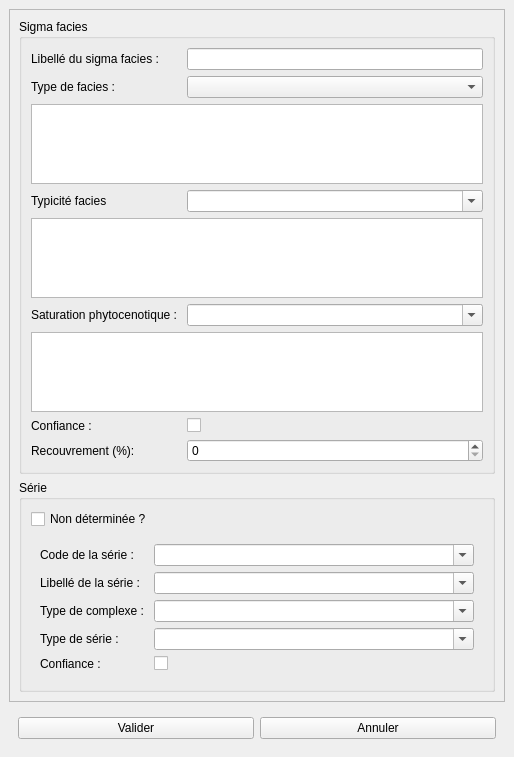
This is src/ui/form_sigmaf.ui in IGNF/saisie_carhab as Qt 5 draws it before an edit. The edited form follows.
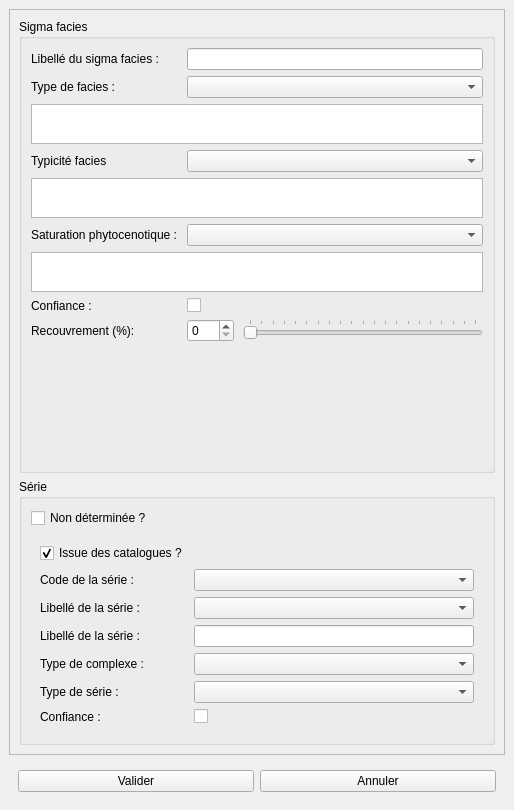
This is the edited form.

Commit message: ticket 205 : ne pas afficher de msg d'avertissement si pas de modifs effectuées, ticket 204 : renseignement de série non issues de catalogues, modification de widgets de formulaire

```diff
--- a/src/ui/form_sigmaf.ui
+++ b/src/ui/form_sigmaf.ui
@@ -7,7 +7,7 @@
     <x>0</x>
     <y>0</y>
     <width>514</width>
-    <height>757</height>
+    <height>810</height>
    </rect>
   </property>
   <property name="windowTitle">
@@ -26,7 +26,7 @@
          <x>0</x>
          <y>0</y>
          <width>494</width>
-         <height>668</height>
+         <height>721</height>
         </rect>
        </property>
        <layout class="QVBoxLayout" name="verticalLayout">
@@ -67,7 +67,38 @@
             </widget>
            </item>
            <item row="2" column="0" colspan="2">
-            <widget class="QTextEdit" name="rmq_typ_fa"/>
+            <widget class="QTextEdit" name="rmq_typ_fa">
+             <property name="sizePolicy">
+              <sizepolicy hsizetype="Expanding" vsizetype="Expanding">
+               <horstretch>0</horstretch>
+               <verstretch>0</verstretch>
+              </sizepolicy>
+             </property>
+             <property name="minimumSize">
+              <size>
+               <width>0</width>
+               <height>0</height>
+              </size>
+             </property>
+             <property name="maximumSize">
+              <size>
+               <width>16777215</width>
+               <height>40</height>
+              </size>
+             </property>
+             <property name="tabChangesFocus">
+              <bool>true</bool>
+             </property>
+             <property name="lineWrapMode">
+              <enum>QTextEdit::WidgetWidth</enum>
+             </property>
+             <property name="lineWrapColumnOrWidth">
+              <number>1</number>
+             </property>
+             <property name="acceptRichText">
+              <bool>false</bool>
+             </property>
+            </widget>
            </item>
            <item row="3" column="0">
             <widget class="QLabel" name="label_12">
@@ -85,7 +116,7 @@
               </sizepolicy>
              </property>
              <property name="editable">
-              <bool>true</bool>
+              <bool>false</bool>
              </property>
              <property name="sizeAdjustPolicy">
               <enum>QComboBox::AdjustToMinimumContentsLength</enum>
@@ -93,7 +124,38 @@
             </widget>
            </item>
            <item row="4" column="0" colspan="2">
-            <widget class="QTextEdit" name="rmq_typcte"/>
+            <widget class="QTextEdit" name="rmq_typcte">
+             <property name="sizePolicy">
+              <sizepolicy hsizetype="Expanding" vsizetype="Expanding">
+               <horstretch>0</horstretch>
+               <verstretch>0</verstretch>
+              </sizepolicy>
+             </property>
+             <property name="minimumSize">
+              <size>
+               <width>0</width>
+               <height>0</height>
+              </size>
+             </property>
+             <property name="maximumSize">
+              <size>
+               <width>16777215</width>
+               <height>40</height>
+              </size>
+             </property>
+             <property name="tabChangesFocus">
+              <bool>true</bool>
+             </property>
+             <property name="lineWrapMode">
+              <enum>QTextEdit::WidgetWidth</enum>
+             </property>
+             <property name="lineWrapColumnOrWidth">
+              <number>1</number>
+             </property>
+             <property name="acceptRichText">
+              <bool>false</bool>
+             </property>
+            </widget>
            </item>
            <item row="5" column="0">
             <widget class="QLabel" name="label_13">
@@ -111,7 +173,7 @@
               </sizepolicy>
              </property>
              <property name="editable">
-              <bool>true</bool>
+              <bool>false</bool>
              </property>
              <property name="sizeAdjustPolicy">
               <enum>QComboBox::AdjustToMinimumContentsLength</enum>
@@ -119,7 +181,38 @@
             </widget>
            </item>
            <item row="6" column="0" colspan="2">
-            <widget class="QTextEdit" name="rmq_sat_ph"/>
+            <widget class="QTextEdit" name="rmq_sat_ph">
+             <property name="sizePolicy">
+              <sizepolicy hsizetype="Expanding" vsizetype="Expanding">
+               <horstretch>0</horstretch>
+               <verstretch>0</verstretch>
+              </sizepolicy>
+             </property>
+             <property name="minimumSize">
+              <size>
+               <width>0</width>
+               <height>0</height>
+              </size>
+             </property>
+             <property name="maximumSize">
+              <size>
+               <width>16777215</width>
+               <height>40</height>
+              </size>
+             </property>
+             <property name="tabChangesFocus">
+              <bool>true</bool>
+             </property>
+             <property name="lineWrapMode">
+              <enum>QTextEdit::WidgetWidth</enum>
+             </property>
+             <property name="lineWrapColumnOrWidth">
+              <number>1</number>
+             </property>
+             <property name="acceptRichText">
+              <bool>false</bool>
+             </property>
+            </widget>
            </item>
            <item row="7" column="0">
             <widget class="QLabel" name="label_3">
@@ -146,13 +239,59 @@
             </widget>
            </item>
            <item row="9" column="1">
-            <widget class="QSpinBox" name="pct_recouv">
-             <property name="maximum">
-              <number>100</number>
-             </property>
-             <property name="singleStep">
-              <number>5</number>
-             </property>
+            <widget class="QWidget" name="widget_2" native="true">
+             <layout class="QFormLayout" name="formLayout_3">
+              <property name="horizontalSpacing">
+               <number>9</number>
+              </property>
+              <property name="verticalSpacing">
+               <number>0</number>
+              </property>
+              <property name="leftMargin">
+               <number>0</number>
+              </property>
+              <property name="topMargin">
+               <number>0</number>
+              </property>
+              <property name="rightMargin">
+               <number>0</number>
+              </property>
+              <property name="bottomMargin">
+               <number>0</number>
+              </property>
+              <item row="0" column="0">
+               <widget class="QSpinBox" name="pct_recouv">
+                <property name="maximum">
+                 <number>100</number>
+                </property>
+                <property name="singleStep">
+                 <number>5</number>
+                </property>
+               </widget>
+              </item>
+              <item row="0" column="1">
+               <widget class="QSlider" name="horizontalSlider">
+                <property name="maximum">
+                 <number>100</number>
+                </property>
+                <property name="singleStep">
+                 <number>5</number>
+                </property>
+                <property name="pageStep">
+                 <number>5</number>
+                </property>
+                <property name="orientation">
+                 <enum>Qt::Horizontal</enum>
+                </property>
+                <property name="tickPosition">
+                 <enum>QSlider::TicksAbove</enum>
+                </property>
+                <property name="tickInterval">
+                 <number>5</number>
+                </property>
+               </widget>
+              </item>
+             </layout>
             </widget>
            </item>
           </layout>
@@ -178,13 +317,23 @@
             <widget class="QWidget" name="widget_serie" native="true">
              <layout class="QFormLayout" name="formLayout_2">
               <item row="0" column="0">
+               <widget class="QCheckBox" name="serie_cat">
+                <property name="text">
+                 <string>Issue des catalogues ?</string>
+                </property>
+                <property name="checked">
+                 <bool>true</bool>
+                </property>
+               </widget>
+              </item>
+              <item row="1" column="0">
                <widget class="QLabel" name="lb_code_ser">
                 <property name="text">
                  <string>Code de la série :</string>
                 </property>
                </widget>
               </item>
-              <item row="0" column="1">
+              <item row="1" column="1">
                <widget class="QComboBox" name="code_serie">
                 <property name="enabled">
                  <bool>true</bool>
@@ -195,31 +344,11 @@
                   <verstretch>0</verstretch>
                  </sizepolicy>
                 </property>
-                <property name="editable">
-                 <bool>true</bool>
+                <property name="inputMethodHints">
+                 <set>Qt::ImhNone</set>
                 </property>
-                <property name="sizeAdjustPolicy">
-                 <enum>QComboBox::AdjustToMinimumContentsLength</enum>
-                </property>
-               </widget>
-              </item>
-              <item row="1" column="0">
-               <widget class="QLabel" name="label_nom_sf_2">
-                <property name="text">
-                 <string>Libellé de la série :</string>
-                </property>
-               </widget>
-              </item>
-              <item row="1" column="1">
-               <widget class="QComboBox" name="lb_serie">
-                <property name="sizePolicy">
-                 <sizepolicy hsizetype="MinimumExpanding" vsizetype="Fixed">
-                  <horstretch>0</horstretch>
-                  <verstretch>0</verstretch>
-                 </sizepolicy>
-                </property>
                 <property name="editable">
-                 <bool>true</bool>
+                 <bool>false</bool>
                 </property>
                 <property name="sizeAdjustPolicy">
                  <enum>QComboBox::AdjustToMinimumContentsLength</enum>
@@ -227,13 +356,39 @@
                </widget>
               </item>
               <item row="2" column="0">
+               <widget class="QLabel" name="lb_name_ser">
+                <property name="text">
+                 <string>Libellé de la série :</string>
+                </property>
+               </widget>
+              </item>
+              <item row="2" column="1">
+               <widget class="QComboBox" name="lb_serie">
+                <property name="sizePolicy">
+                 <sizepolicy hsizetype="MinimumExpanding" vsizetype="Fixed">
+                  <horstretch>0</horstretch>
+                  <verstretch>0</verstretch>
+                 </sizepolicy>
+                </property>
+                <property name="inputMethodHints">
+                 <set>Qt::ImhNone</set>
+                </property>
+                <property name="editable">
+                 <bool>false</bool>
+                </property>
+                <property name="sizeAdjustPolicy">
+                 <enum>QComboBox::AdjustToMinimumContentsLength</enum>
+                </property>
+               </widget>
+              </item>
+              <item row="5" column="0">
                <widget class="QLabel" name="label_2">
                 <property name="text">
                  <string>Type de complexe : </string>
                 </property>
                </widget>
               </item>
-              <item row="2" column="1">
+              <item row="5" column="1">
                <widget class="QComboBox" name="type_cplx">
                 <property name="sizePolicy">
                  <sizepolicy hsizetype="MinimumExpanding" vsizetype="Fixed">
@@ -242,21 +397,21 @@
                  </sizepolicy>
                 </property>
                 <property name="editable">
-                 <bool>true</bool>
+                 <bool>false</bool>
                 </property>
                 <property name="sizeAdjustPolicy">
                  <enum>QComboBox::AdjustToMinimumContentsLength</enum>
                 </property>
                </widget>
               </item>
-              <item row="3" column="0">
+              <item row="6" column="0">
                <widget class="QLabel" name="label_8">
                 <property name="text">
                  <string>Type de série : </string>
                 </property>
                </widget>
               </item>
-              <item row="3" column="1">
+              <item row="6" column="1">
                <widget class="QComboBox" name="type_serie">
                 <property name="sizePolicy">
                  <sizepolicy hsizetype="MinimumExpanding" vsizetype="Fixed">
@@ -265,27 +420,44 @@
                  </sizepolicy>
                 </property>
                 <property name="editable">
-                 <bool>true</bool>
+                 <bool>false</bool>
                 </property>
                 <property name="sizeAdjustPolicy">
                  <enum>QComboBox::AdjustToMinimumContentsLength</enum>
                 </property>
                </widget>
               </item>
-              <item row="4" column="0">
+              <item row="7" column="0">
                <widget class="QLabel" name="label">
                 <property name="text">
                  <string>Confiance :</string>
                 </property>
+                <property name="alignment">
+                 <set>Qt::AlignLeading|Qt::AlignLeft|Qt::AlignVCenter</set>
+                </property>
                </widget>
               </item>
-              <item row="4" column="1">
+              <item row="7" column="1">
                <widget class="QCheckBox" name="cfc_serie">
                 <property name="text">
                  <string/>
                 </property>
                </widget>
               </item>
+              <item row="4" column="0">
+               <widget class="QLabel" name="lb_name_ser_nc">
+                <property name="text">
+                 <string>Libellé de la série :</string>
+                </property>
+               </widget>
+              </item>
+              <item row="4" column="1">
+               <widget class="QLineEdit" name="lb_serie_ln_edt">
+                <property name="db_field_mapping" stdset="0">
+                 <string>lb_serie</string>
+                </property>
+               </widget>
+              </item>
              </layout>
             </widget>
            </item>
```
Left out of the diff: 157 changed lines with no effect on the pictures. The commit also changes 15 other files.
